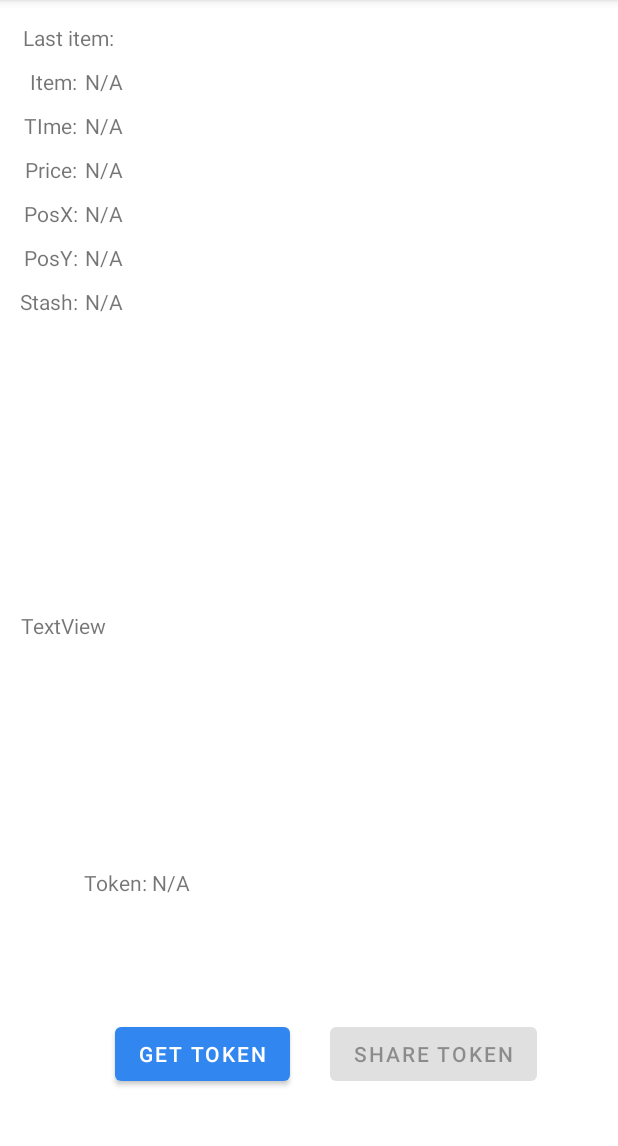
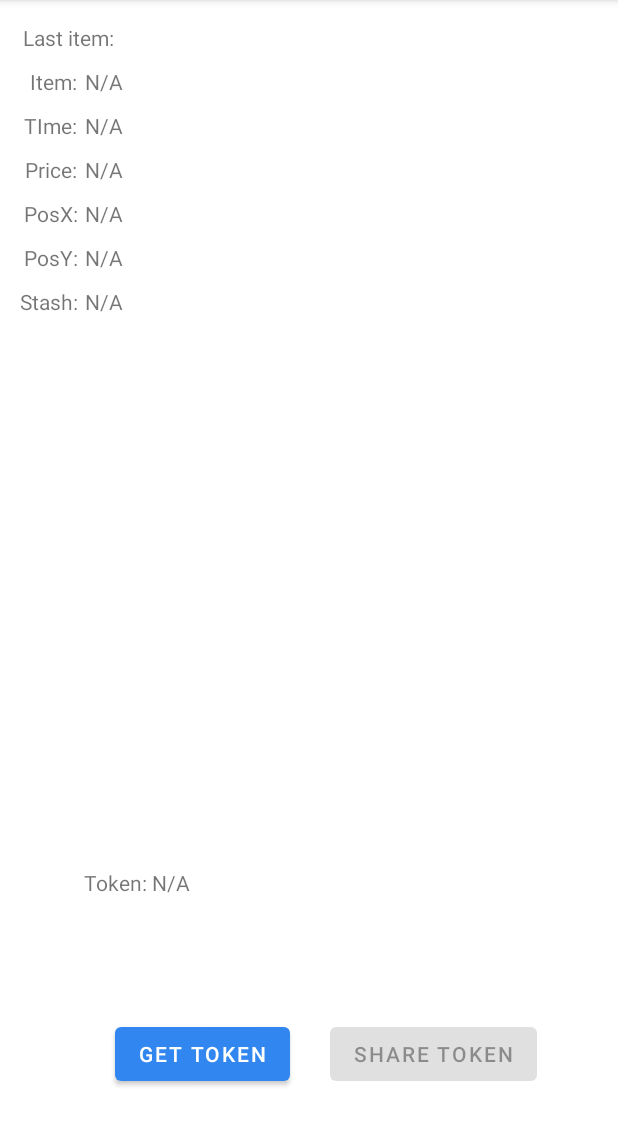
Before and after one commit to wajrak/PoEn_Client, an Android app: the screen it shows after launch (MainActivity), on a phone screen of 412 x 824 dp, the part 84-1230 px from its top. Run offline under Robolectric (Android 15) with nearby library versions, the phone set to English and light mode, and no system bars.

```diff
--- a/app/src/main/res/layout/activity_main.xml
+++ b/app/src/main/res/layout/activity_main.xml
@@ -177,14 +177,4 @@
         app:layout_constraintStart_toStartOf="@+id/txtPosY"
         app:layout_constraintTop_toBottomOf="@+id/txtPosY" />
 
-    <TextView
-        android:id="@+id/txtTest"
-        android:layout_width="wrap_content"
-        android:layout_height="wrap_content"
-        android:layout_marginStart="14dp"
-        android:layout_marginBottom="152dp"
-        android:text="TextView"
-        app:layout_constraintBottom_toTopOf="@+id/txtToken"
-        app:layout_constraintStart_toStartOf="parent" />
-
 </androidx.constraintlayout.widget.ConstraintLayout>
```
Also changed, not shown: app/src/main/java/com/ssaurel/poen_client/FirebaseMessagingService.java (+1 -24 lines).
